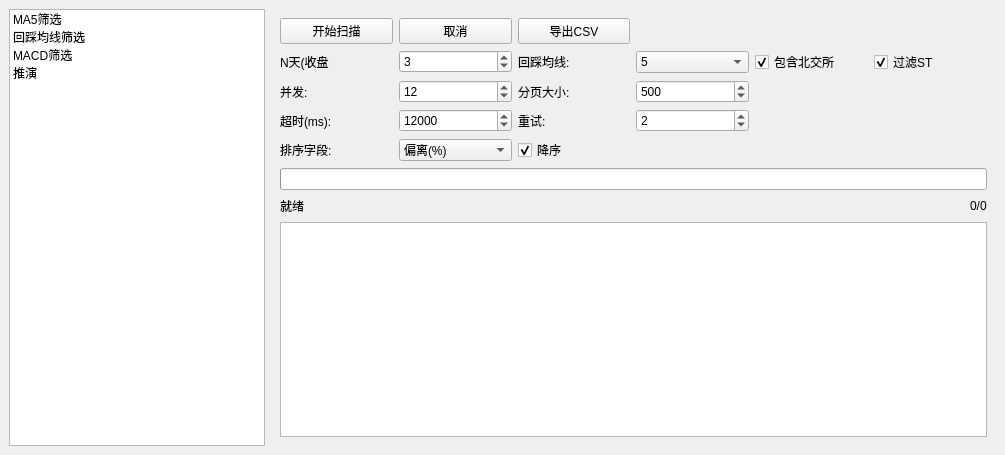
The window that mainwindow.ui (asd977/Pickwise) describes before a commit, drawn with Qt 5.
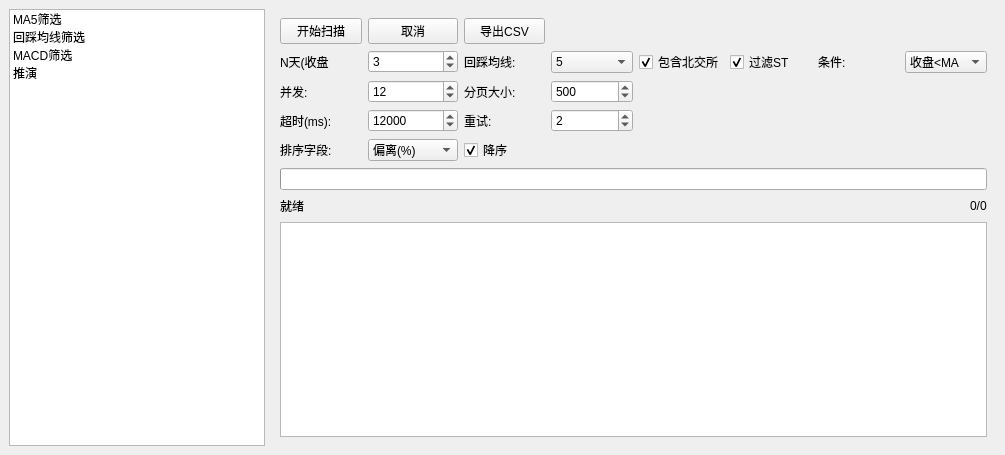
The same window after the commit. The open tabs and pages were chosen to show the change.

Commit message: Add pullback condition toggle for MA

```diff
--- a/mainwindow.ui
+++ b/mainwindow.ui
@@ -393,6 +393,27 @@
            </property>
           </widget>
          </item>
+         <item row="1" column="6">
+          <widget class="QLabel" name="labelConditionPullback">
+           <property name="text">
+            <string>条件:</string>
+           </property>
+          </widget>
+         </item>
+         <item row="1" column="7">
+          <widget class="QComboBox" name="comboConditionPullback">
+           <item>
+            <property name="text">
+             <string>收盘&lt;MA</string>
+            </property>
+           </item>
+           <item>
+            <property name="text">
+             <string>收盘&gt;MA</string>
+            </property>
+           </item>
+          </widget>
+         </item>
          <item row="2" column="0">
           <widget class="QLabel" name="labelInFlightPullback">
            <property name="text">
```
The commit also changes 3 other files.
